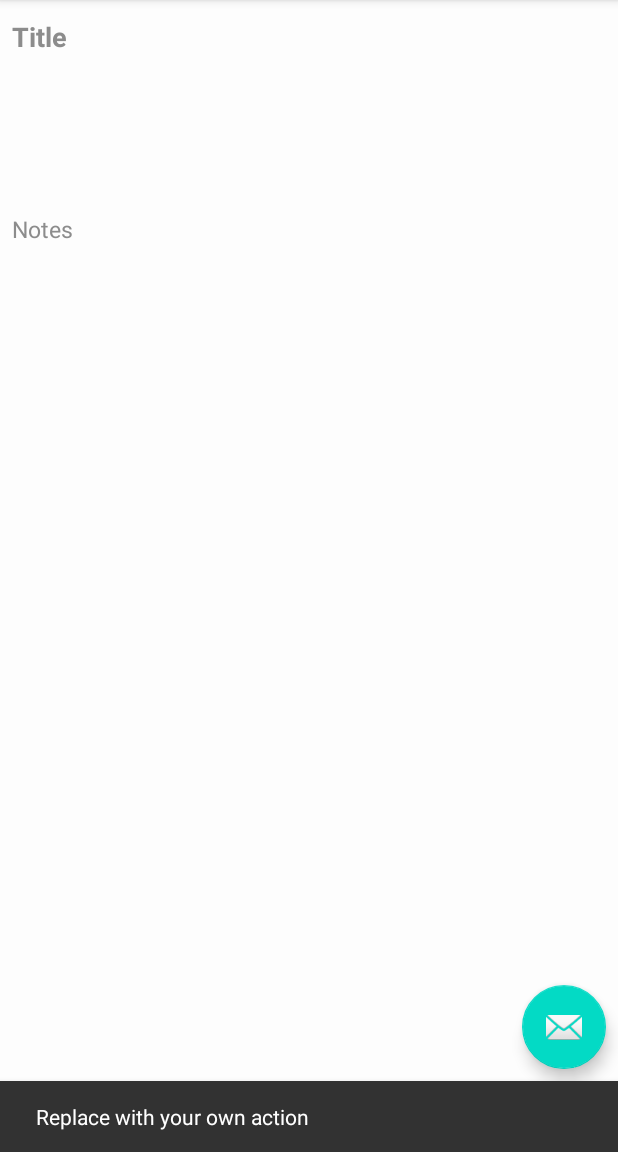
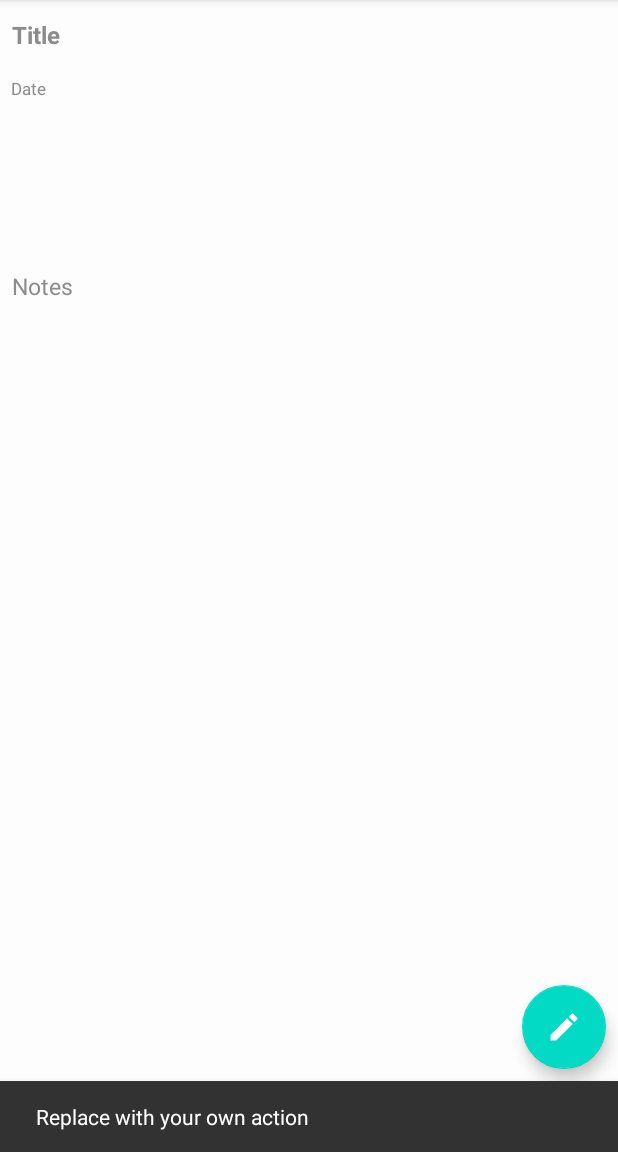
Before and after one commit to fatemehghaf/Smart-Notes, an Android app: the noteDetailsActivity screen opened directly, with no data from a screen before it, after a tap on an icon or button, on a phone screen of 412 x 824 dp, the part 84-1236 px from its top. Run offline under Robolectric (Android 15) with nearby library versions, the phone set to English and light mode, and no system bars; Roboto replaces fonts that are not available here.

Commit message:
Display Notes from database in RecyclerView and add date to project.

```diff
--- a/app/build.gradle
+++ b/app/build.gradle
@@ -41,6 +41,8 @@ dependencies {
     implementation 'com.google.firebase:firebase-firestore:17.1.2'
     implementation 'com.google.firebase:firebase-database:16.0.4'
     implementation 'com.google.firebase:firebase-analytics-ktx'
+    implementation 'com.firebaseui:firebase-ui-firestore:7.1.1'
+    implementation 'com.google.firebase:firebase-core:17.0.0'
 
     //noinspection GradleCompatible
     implementation 'com.android.support:recyclerview-v7:28.0.0'
--- a/app/src/main/java/com/example/smartnotes/Adapter.java
+++ b/app/src/main/java/com/example/smartnotes/Adapter.java
@@ -18,7 +18,6 @@ import java.util.List;
 public class Adapter extends RecyclerView.Adapter<Adapter.viewHolder> {
     List<String>titleList;
     List<String>contentList;
-
     public  Adapter(List<String> titleList,List<String>contentList){
         this.titleList=titleList;
         this.contentList=contentList;
--- a/app/src/main/java/com/example/smartnotes/noteDetailsActivity.java
+++ b/app/src/main/java/com/example/smartnotes/noteDetailsActivity.java
@@ -18,6 +18,7 @@ import android.widget.TextView;
 public class noteDetailsActivity extends AppCompatActivity {
     TextView tVContent;
     TextView tVTitle;
+    TextView tVDate;
     @Override
     protected void onCreate(Bundle savedInstanceState) {
         super.onCreate(savedInstanceState);
@@ -30,10 +31,13 @@ public class noteDetailsActivity extends AppCompatActivity {
 
         tVContent=findViewById(R.id.tVNoteDetailContent);
         tVTitle=findViewById(R.id.tVNoteDetailTitle);
+        tVDate=findViewById(R.id.tVNoteDetailDate);
         tVContent.setMovementMethod(new ScrollingMovementMethod());
+
 
         tVContent.setText(data.getStringExtra("Content"));
         tVTitle.setText(data.getStringExtra("Title"));
+        tVDate.setText(data.getStringExtra("Date"));
 
         FloatingActionButton fab = findViewById(R.id.fab);
         fab.setOnClickListener(new View.OnClickListener() {
--- /dev/null
+++ b/app/src/main/res/drawable/ic_edit.xml
@@ -0,0 +1,5 @@
+<vector android:height="24dp" android:tint="#FFFFFF"
+    android:viewportHeight="24" android:viewportWidth="24"
+    android:width="24dp" xmlns:android="http://schemas.android.com/apk/res/android">
+    <path android:fillColor="@android:color/white" android:pathData="M3,17.25V21h3.75L17.81,9.94l-3.75,-3.75L3,17.25zM20.71,7.04c0.39,-0.39 0.39,-1.02 0,-1.41l-2.34,-2.34c-0.39,-0.39 -1.02,-0.39 -1.41,0l-1.83,1.83 3.75,3.75 1.83,-1.83z"/>
+</vector>
--- a/app/src/main/res/layout/activity_note_details.xml
+++ b/app/src/main/res/layout/activity_note_details.xml
@@ -31,6 +31,6 @@
         android:layout_height="wrap_content"
         android:layout_gravity="bottom|end"
         android:layout_margin="@dimen/fab_margin"
-        app:srcCompat="@android:drawable/ic_dialog_email" />
+        app:srcCompat="@drawable/ic_edit" />
 
 </androidx.coordinatorlayout.widget.CoordinatorLayout>
--- a/app/src/main/res/layout/content_note_details.xml
+++ b/app/src/main/res/layout/content_note_details.xml
@@ -17,15 +17,26 @@
         android:hint="Title"
         android:padding="8dp"
         android:textColorHint="@color/colorGray"
-        android:textSize="18dp"
+        android:textSize="16dp"
         android:textStyle="bold"
+        app:layout_constraintTop_toTopOf="parent"
+        tools:layout_editor_absoluteX="0dp" />
+    <TextView
+        android:id="@+id/tVNoteDetailDate"
+        android:layout_width="match_parent"
+        android:layout_height="34dp"
+        android:layout_marginTop="44dp"
+        android:hint="Date"
+        android:padding="7dp"
+        android:textColorHint="@color/colorGray"
+        android:textSize="11dp"
         app:layout_constraintTop_toTopOf="parent"
         tools:layout_editor_absoluteX="0dp" />
 
     <TextView
         android:id="@+id/tVNoteDetailContent"
         android:layout_width="match_parent"
-        android:layout_height="634dp"
+        android:layout_height="596dp"
         android:hint="Notes"
         android:isScrollContainer="true"
         android:padding="8dp"
```
Also changed, not shown: app/src/main/java/com/example/smartnotes/AddNoteActivity.java (+16 -0 lines), app/src/main/java/com/example/smartnotes/HomeActivity.java (+62 -14 lines), app/src/main/java/com/example/smartnotes/Note.java (added, +37 -0 lines), app/src/main/res/layout/content_add_note.xml (+14 -3 lines).
